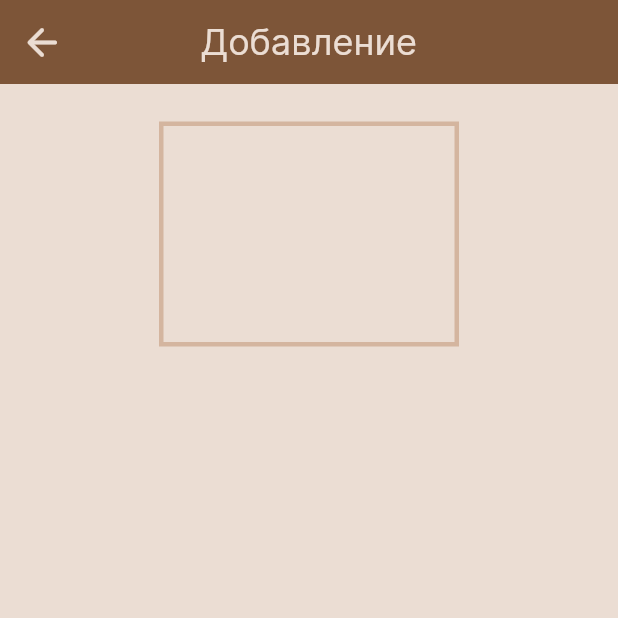
After one commit to vcerm/Trot-nofelet, a Flutter app: the AddItem screen opened directly, on a phone screen of 412 x 824 dp, the top half of it. The commit adds this screen. Run offline on Flutter 3.47's test engine with Material 2 defaults, Android fonts, the phone set to English and light mode, and no system bars.

Commit message:
add_page

```diff
--- /dev/null
+++ b/lib/pages/add_page.dart
@@ -0,0 +1,46 @@
+import 'package:flutter/material.dart';
+import 'package:nofelet/widgets/Add_Item_Widget.dart';
+
+class AddItem extends StatelessWidget {
+  const AddItem({Key? key}) : super(key: key);
+
+  @override
+  Widget build(BuildContext context) {
+
+    return Scaffold(
+      backgroundColor: const Color(0xffebddd3),
+      appBar: AppBar(
+        title: const Text(
+          'Добавление',
+          style: TextStyle(
+            fontSize: 24.0,
+            color: Color(0xffebddd3),
+          ),
+        ),
+        centerTitle: true,
+        backgroundColor: const Color(0xff7d5538),
+        shadowColor: Colors.transparent,
+        leading: RawMaterialButton(
+          onPressed: () {
+            Navigator.pop(context);
+          },
+          child: const Icon(
+            Icons.arrow_back_rounded,
+            size: 30.0,
+            color: Color(0xffebddd3),
+          ),
+        ),
+      ),
+      body: Center(
+        child: Column(
+          children: [
+            Padding(
+              padding: const EdgeInsets.only(top: 25.0),
+              child: addImage(),
+            ),
+          ],
+        ),
+      ),
+    );
+  }
+}
--- a/lib/pages/registraion_page.dart
+++ b/lib/pages/registraion_page.dart
@@ -4,6 +4,7 @@ import 'package:nofelet/widgets/Add_Button_Widget.dart';
 import 'package:nofelet/widgets/Button_Widget.dart';
 import '../widgets/User_Items_Widget.dart';
 import '../widgets/input.dart';
+import 'package:nofelet/pages/add_page.dart';
 import 'package:nofelet/widgets/User_Preferences.dart';
 import 'package:nofelet/models/item.dart';
 
@@ -40,6 +41,11 @@ class _RegisterState extends State<Register> {
       }
     }
 
+    void addButtonRoute(){
+      Navigator.push(
+          context, MaterialPageRoute(builder: (context) => AddItem()));
+    }
+
     return Scaffold(
       backgroundColor: const Color(0xffebddd3),
       appBar: AppBar(
@@ -62,7 +68,8 @@ class _RegisterState extends State<Register> {
               size: 30.0,
               color: Color(0xffebddd3),
             ),
-          )),
+          ),
+      ),
       body: Column(
         children: <Widget>[
           Container(
@@ -92,7 +99,7 @@ class _RegisterState extends State<Register> {
             flex: 2,
             child: SizedBox(
               height: 170,
-              child: UserItemsWidget(items: user.items, bottomButton: addButton(),),
+              child: UserItemsWidget(items: user.items, bottomButton: addButton(addButtonRoute),),
             ),
           ),
           Expanded(
--- a/lib/widgets/Add_Button_Widget.dart
+++ b/lib/widgets/Add_Button_Widget.dart
@@ -1,10 +1,9 @@
-import 'package:flutter/cupertino.dart';
 import 'package:flutter/material.dart';
 import 'package:nofelet/widgets/Button_Widget.dart';
 
-Widget addButton(){
+Widget addButton(void func()){
   return SizedBox(
     width: 60,
-    child: button('Добавить', (){}),
+    child: button('Добавить', func),
   );
 }
--- /dev/null
+++ b/lib/widgets/Add_Item_Widget.dart
@@ -0,0 +1,18 @@
+import 'package:flutter/material.dart';
+
+Widget addImage(){
+  return Container(
+    padding: const EdgeInsets.only(top: 25.0),
+    height: 150,
+    width: 200,
+    decoration: BoxDecoration(
+      border: Border.all(
+        color: const Color(0xffD4B59F),
+        width: 3.0,
+      ),
+    ),
+    child: Column(
+      children: [],
+    ),
+  );
+}
```
